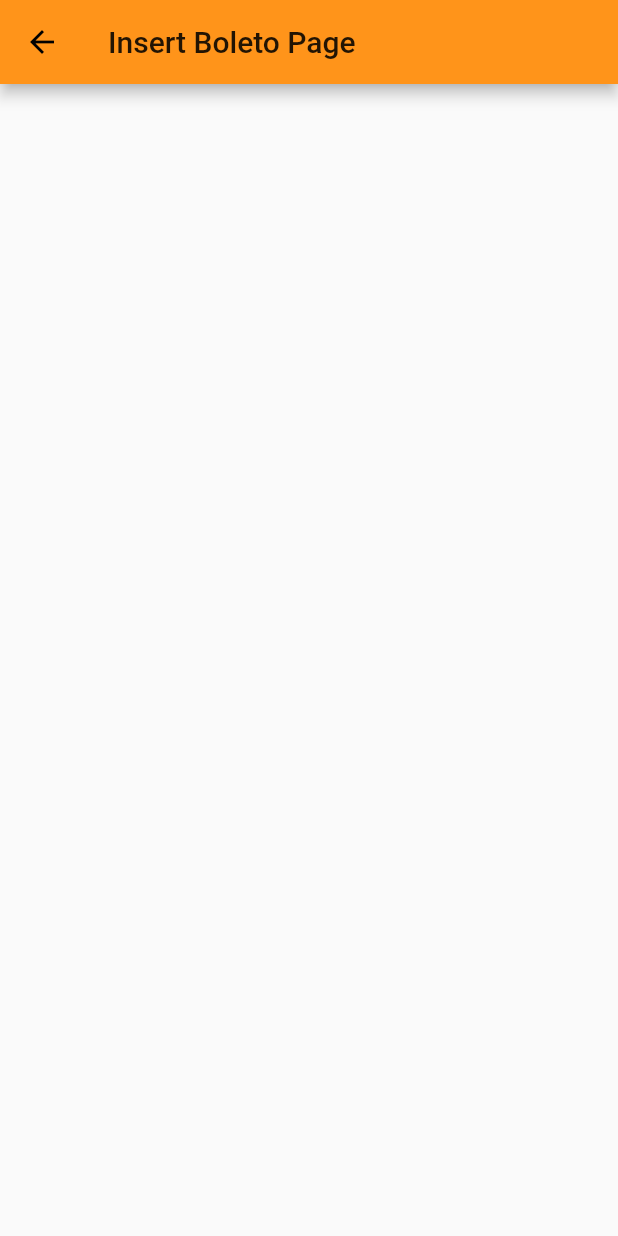
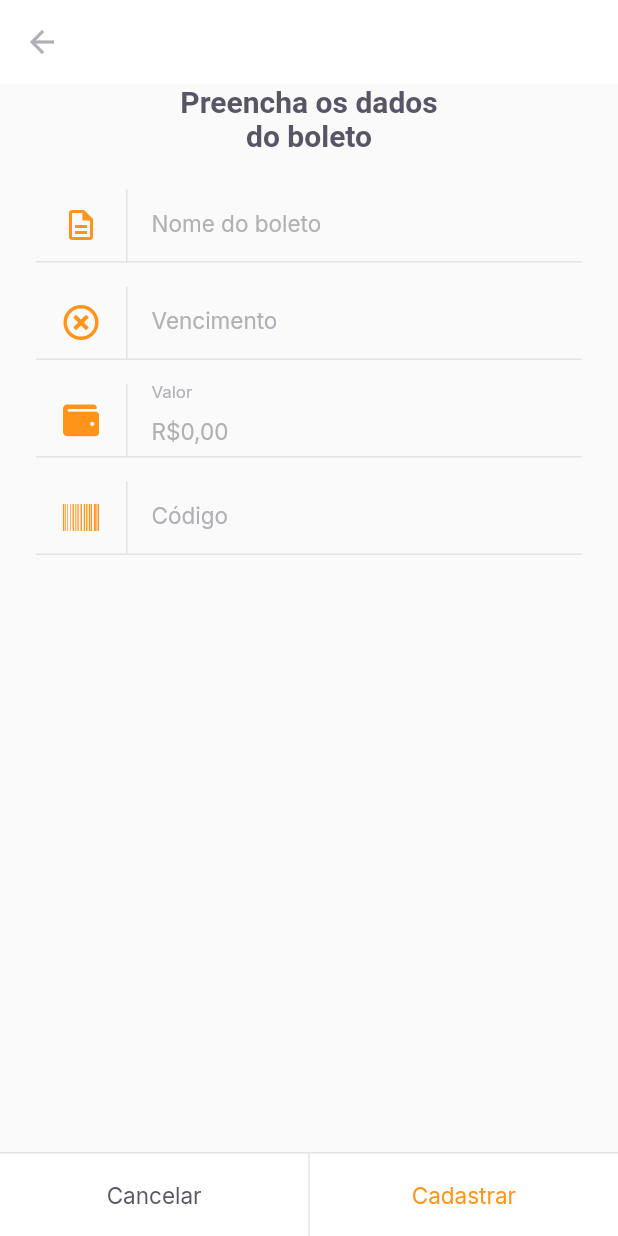
Before and after one commit to mrpapaia/payflow, a Flutter app: the InsertBoletoPage screen opened by its route, on a phone screen of 412 x 824 dp. Run offline on Flutter 3.47's test engine with Material 2 defaults, Android fonts, the phone set to English and light mode, and no system bars; our stand-ins replace camera, firebase_core, flutter_masked_text2, font_awesome_flutter, google_fonts, google_sign_in and 2 more; missing offline and left inert: google_ml_kit; accounts and stored records are empty.

Commit message:
Aula 5 parte 1

```diff
--- a/lib/modules/barcode_scanner/barcode_scanner_page.dart
+++ b/lib/modules/barcode_scanner/barcode_scanner_page.dart
@@ -51,7 +51,7 @@ class _BarCodeScannerPageState extends State<BarCodeScannerPage> {
               builder: (_, status, __) {
                 if (status.showCamera) {
                   return Container(
-                    child: status.cameraController!.buildPreview(),
+                    child: controller.cameraController!.buildPreview(),
                   );
                 } else {
                   return Container();
@@ -114,7 +114,7 @@ class _BarCodeScannerPageState extends State<BarCodeScannerPage> {
                           "Tente escanear novamente ou digite o código do seu boleto.",
                       primaryLabel: "Escanear novamente",
                       primaryOnTap: () {
-                        controller.getAvailableCameras();
+                        controller.scanWithCamera();
                       },
                       secondLabel: "Digitar código",
                       secondOnTap: () {});
--- /dev/null
+++ b/lib/modules/insert_boleto/insert_boleto_controller.dart
@@ -0,0 +1,39 @@
+import 'package:flutter/cupertino.dart';
+import 'package:payflow/shared/models/boleto_model.dart';
+import 'package:shared_preferences/shared_preferences.dart';
+
+class InsertBoletoController {
+  final formKey = GlobalKey<FormState>();
+  BoletoModel boletoModel = BoletoModel();
+  String? validateName(String? value) =>
+      value?.isEmpty ?? true ? "O nome não pode ser vazio" : null;
+  String? validateVencimento(String? value) =>
+      value?.isEmpty ?? true ? "A data de vencimento não pode ser vazio" : null;
+  String? validateValor(double value) =>
+      value == 0 ? "Insira um valor maior que R\$ 0,00" : null;
+  String? validateCodigo(String? value) =>
+      value?.isEmpty ?? true ? "O código do boleto não pode ser vazio" : null;
+
+  Future<void> saveBoleto() async {
+    try {
+      final intance = await SharedPreferences.getInstance();
+      final boletos = intance.getStringList('boletos') ?? <String>[];
+      boletos.add(boletoModel.toJson());
+
+      await intance.setStringList('boletos', boletos);
+    } catch (e) {}
+  }
+
+  Future<void> cadastrarBoleto() async {
+    final form = formKey.currentState;
+    if (form!.validate()) {
+      return saveBoleto();
+    }
+  }
+
+  void onChange(
+      {String? name, String? dueDate, double? value, String? barcode}) {
+    boletoModel = boletoModel.copyWith(
+        name: name, barcode: barcode, dueDate: dueDate, value: value);
+  }
+}
--- a/lib/modules/insert_boleto/insert_boleto_page.dart
+++ b/lib/modules/insert_boleto/insert_boleto_page.dart
@@ -1,13 +1,125 @@
 import 'package:flutter/material.dart';
+import 'package:flutter_masked_text2/flutter_masked_text2.dart';
+import 'package:font_awesome_flutter/font_awesome_flutter.dart';
+import 'package:payflow/modules/insert_boleto/insert_boleto_controller.dart';
 
-class InsertBoletoPage extends StatelessWidget {
-  const InsertBoletoPage({Key? key}) : super(key: key);
+import 'package:payflow/shared/themes/app_colors.dart';
+import 'package:payflow/shared/themes/app_text_styles.dart';
+import 'package:payflow/shared/widgets/input_text/input_text_widget.dart';
+import 'package:payflow/shared/widgets/set_label_buttons/set_label_buttons_widget.dart';
+import 'package:shared_preferences/shared_preferences.dart';
+
+class InsertBoletoPage extends StatefulWidget {
+  final String? barcode;
+  const InsertBoletoPage({
+    Key? key,
+    this.barcode,
+  }) : super(key: key);
+
+  @override
+  _InsertBoletoPageState createState() => _InsertBoletoPageState();
+}
+
+class _InsertBoletoPageState extends State<InsertBoletoPage> {
+  final controller = InsertBoletoController();
+  final moneyInputTextController =
+      MoneyMaskedTextController(leftSymbol: "R\$", decimalSeparator: ",");
+  final dueDateInputTextController = MaskedTextController(mask: "00/00/0000");
+  final barcodeInputTextController = TextEditingController();
+
+  @override
+  void initState() {
+    if (widget.barcode != null) {
+      barcodeInputTextController.text = widget.barcode!;
+    }
+    super.initState();
+  }
 
   @override
   Widget build(BuildContext context) {
     return Scaffold(
       appBar: AppBar(
-        title: Text("Insert Boleto Page"),
+        backgroundColor: AppColors.background,
+        elevation: 0,
+        leading: BackButton(
+          color: AppColors.input,
+        ),
+      ),
+      body: SingleChildScrollView(
+        child: Padding(
+          padding: const EdgeInsets.symmetric(horizontal: 24.0),
+          child: Form(
+            key: controller.formKey,
+            child: Column(
+              crossAxisAlignment: CrossAxisAlignment.center,
+              children: [
+                Padding(
+                  padding: const EdgeInsets.symmetric(
+                    horizontal: 93,
+                  ),
+                  child: Text(
+                    "Preencha os dados do boleto",
+                    style: TextStyles.titleBoldHeading,
+                    textAlign: TextAlign.center,
+                  ),
+                ),
+                SizedBox(
+                  height: 24,
+                ),
+                InputTextWidget(
+                  label: "Nome do boleto",
+                  icon: Icons.description_outlined,
+                  validator: controller.validateName,
+                  onChanged: (value) {
+                    controller.onChange(name: value);
+                  },
+                ),
+                InputTextWidget(
+                  controller: dueDateInputTextController,
+                  label: "Vencimento",
+                  icon: FontAwesomeIcons.timesCircle,
+                  validator: controller.validateVencimento,
+                  onChanged: (value) {
+                    controller.onChange(dueDate: value);
+                  },
+                ),
+                InputTextWidget(
+                  controller: moneyInputTextController,
+                  label: "Valor",
+                  validator: (_) => controller
+                      .validateValor(moneyInputTextController.numberValue),
+                  icon: FontAwesomeIcons.wallet,
+                  onChanged: (value) {
+                    controller.onChange(
+                        value: moneyInputTextController.numberValue);
+                  },
+                ),
+                InputTextWidget(
+                  controller: barcodeInputTextController,
+                  label: "Código",
+                  icon: FontAwesomeIcons.barcode,
+                  validator: controller.validateCodigo,
+                  onChanged: (value) {
+                    controller.onChange(barcode: value);
+                  },
+                ),
+              ],
+            ),
+          ),
+        ),
+      ),
+      bottomNavigationBar: SetLabelButtons(
+        enableSecondaryColor: true,
+        primaryLabel: "Cancelar",
+        primaryOnTap: () {
+          Navigator.pop(context);
+        },
+        secondLabel: "Cadastrar",
+        secondOnTap: () async {
+          await controller.cadastrarBoleto();
+
+          Navigator.pop(context);
+        },
       ),
     );
   }
--- /dev/null
+++ b/lib/shared/models/boleto_model.dart
@@ -0,0 +1,72 @@
+import 'dart:convert';
+
+class BoletoModel {
+  final String? name;
+  final String? dueDate;
+  final double? value;
+  final String? barcode;
+  BoletoModel({
+    this.name,
+    this.dueDate,
+    this.value,
+    this.barcode,
+  });
+
+  BoletoModel copyWith({
+    String? name,
+    String? dueDate,
+    double? value,
+    String? barcode,
+  }) {
+    return BoletoModel(
+      name: name ?? this.name,
+      dueDate: dueDate ?? this.dueDate,
+      value: value ?? this.value,
+      barcode: barcode ?? this.barcode,
+    );
+  }
+
+  Map<String, dynamic> toMap() {
+    return {
+      'name': name,
+      'dueDate': dueDate,
+      'value': value,
+      'barcode': barcode,
+    };
+  }
+
+  factory BoletoModel.fromMap(Map<String, dynamic> map) {
+    return BoletoModel(
+      name: map['name'],
+      dueDate: map['dueDate'],
+      value: map['value'],
+      barcode: map['barcode'],
+    );
+  }
+
+  String toJson() => json.encode(toMap());
+
+  factory BoletoModel.fromJson(String source) =>
+      BoletoModel.fromMap(json.decode(source));
+
+  @override
+  String toString() {
+    return 'BoletoModel(name: $name, dueDate: $dueDate, value: $value, barcode: $barcode)';
+  }
+
+  @override
+  bool operator ==(Object other) {
+    if (identical(this, other)) return true;
+
+    return other is BoletoModel &&
+        other.name == name &&
+        other.dueDate == dueDate &&
+        other.value == value &&
+        other.barcode == barcode;
+  }
+
+  @override
+  int get hashCode {
+    return name.hashCode ^ dueDate.hashCode ^ value.hashCode ^ barcode.hashCode;
+  }
+}
--- a/lib/shared/themes/app_colors.dart
+++ b/lib/shared/themes/app_colors.dart
@@ -8,5 +8,6 @@ class AppColors {
   static final body = Color(0xFF706E7A);
   static final stroke = Color(0xFFE3E3E6);
   static final shape = Color(0xFFFAFAFC);
+  static final input = Color(0xFFB1B0B8);
   static final background = Color(0xFFFFFFFF);
 }
--- a/lib/shared/themes/app_text_styles.dart
+++ b/lib/shared/themes/app_text_styles.dart
@@ -78,6 +78,12 @@ class TextStyles {
     fontWeight: FontWeight.w700,
     color: AppColors.background,
   );
+
+  static final input = GoogleFonts.inter(
+    fontSize: 15,
+    fontWeight: FontWeight.w400,
+    color: AppColors.input,
+  );
   static final captionBackground = GoogleFonts.inter(
     fontSize: 13,
     fontWeight: FontWeight.w400,
--- /dev/null
+++ b/lib/shared/widgets/input_text/input_text_widget.dart
@@ -0,0 +1,68 @@
+import 'package:flutter/material.dart';
+import 'package:font_awesome_flutter/font_awesome_flutter.dart';
+
+import 'package:payflow/shared/themes/app_colors.dart';
+import 'package:payflow/shared/themes/app_text_styles.dart';
+
+class InputTextWidget extends StatelessWidget {
+  final String label;
+  final IconData icon;
+  final String? initialValue;
+  final String? Function(String?)? validator;
+  final TextEditingController? controller;
+  final void Function(String value) onChanged;
+  const InputTextWidget({
+    Key? key,
+    required this.label,
+    required this.icon,
+    this.initialValue,
+    this.validator,
+    this.controller,
+    required this.onChanged,
+  }) : super(key: key);
+
+  @override
+  Widget build(BuildContext context) {
+    return Padding(
+      padding: const EdgeInsets.only(bottom: 16),
+      child: Column(
+        children: [
+          TextFormField(
+            style: TextStyles.input,
+            validator: validator,
+            initialValue: initialValue,
+            controller: controller,
+            onChanged: onChanged,
+            decoration: InputDecoration(
+                contentPadding: EdgeInsets.zero,
+                labelText: label,
+                labelStyle: TextStyles.input,
+                icon: Row(
+                  mainAxisSize: MainAxisSize.min,
+                  children: [
+                    Padding(
+                      padding: const EdgeInsets.symmetric(horizontal: 18),
+                      child: Icon(
+                        icon,
+                        color: AppColors.primary,
+                      ),
+                    ),
+                    Container(
+                      width: 1,
+                      height: 48,
+                      color: AppColors.stroke,
+                    )
+                  ],
+                ),
+                border: InputBorder.none),
+          ),
+          Divider(
+            height: 1,
+            thickness: 1,
+            color: AppColors.stroke,
+          )
+        ],
+      ),
+    );
+  }
+}
--- a/lib/shared/widgets/set_label_buttons/set_label_buttons_widget.dart
+++ b/lib/shared/widgets/set_label_buttons/set_label_buttons_widget.dart
@@ -11,20 +11,32 @@ class SetLabelButtons extends StatelessWidget {
   final String secondLabel;
   final VoidCallback secondOnTap;
   final bool enablePrimaryColor;
-  const SetLabelButtons({
-    Key? key,
+  final bool enableSecondaryColor;
+  const SetLabelButtons(
+      {Key? key,
       required this.primaryLabel,
       required this.primaryOnTap,
       required this.secondLabel,
       required this.secondOnTap,
       this.enablePrimaryColor = false,
-  }) : super(key: key);
+      this.enableSecondaryColor = false})
+      : super(key: key);
 
   @override
   Widget build(BuildContext context) {
     return Container(
+      color: AppColors.background,
+      height: 56,
+      child: Column(
+        mainAxisSize: MainAxisSize.min,
+        children: [
+          Divider(
+            height: 1,
+            thickness: 1,
             color: AppColors.stroke,
-      height: 56,
+          ),
+          Container(
+            height: 55,
             child: Row(
               children: [
                 Expanded(
@@ -35,7 +47,14 @@ class SetLabelButtons extends StatelessWidget {
                 )),
                 DividerVerticalWidget(),
                 Expanded(
-              child: LabelButtonWidget(label: secondLabel, onTap: secondOnTap)),
+                    child: LabelButtonWidget(
+                  label: secondLabel,
+                  onTap: secondOnTap,
+                  style: enableSecondaryColor ? TextStyles.buttonPrimary : null,
+                )),
+              ],
+            ),
+          ),
         ],
       ),
     );
--- a/pubspec.yaml
+++ b/pubspec.yaml
@@ -34,6 +34,8 @@ dependencies:
   google_ml_kit: ^0.6.0
   camera: ^0.8.1+3
   image_picker: ^0.8.0+4
+  font_awesome_flutter: ^9.1.0
+  flutter_masked_text2: ^0.9.1
 
 dev_dependencies:
   flutter_test:
```
Also changed, not shown: lib/modules/barcode_scanner/barcode_scanner_controller.dart (+20 -27 lines), lib/modules/barcode_scanner/barcode_scanner_status.dart (+28 -16 lines), lib/modules/home/home_page.dart (+6 -4 lines), lib/modules/home/widgets/boleto_tile_widget.dart (added, +37 -0 lines), lib/shared/widgets/boleto_list/boleto_list_controller.dart (added, +22 -0 lines), lib/shared/widgets/boleto_list/boleto_list_widget.dart (added, +25 -0 lines), lib/shared/widgets/meu_boletos/meus_boletos_page.dart (added, +41 -0 lines), lib/shared/widgets/boleto_info/boleto_info_widget.dart (added), pubspec.lock. Lines whose indentation alone changed are shown as unchanged.
